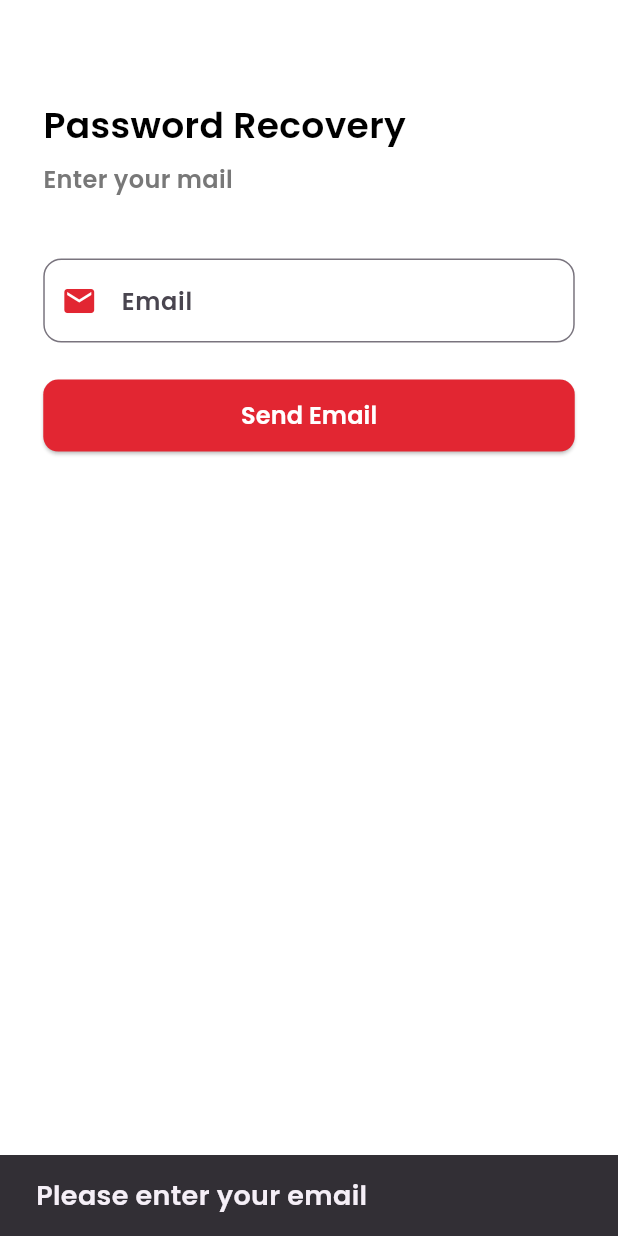
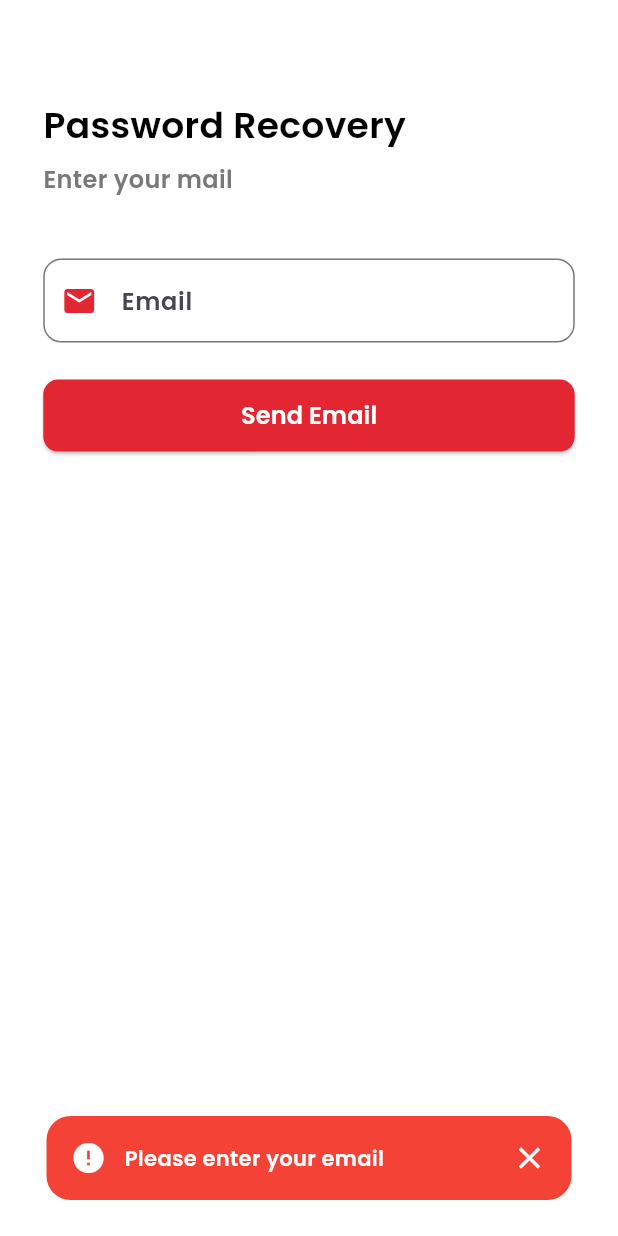
Before and after one commit to mohamedabdelaziz55/restaurant-task, a Flutter app: the ResetPasswordPage screen opened by its route, after a tap on "Send Email", on a phone screen of 412 x 824 dp. Run offline on Flutter 3.47's test engine with Material 3 defaults, Android fonts, the phone set to English and light mode, and no system bars; our stand-ins replace animated_text_kit, curved_navigation_bar, firebase_auth, firebase_core, flutter_riverpod, go_router and 1 more; accounts and stored records are empty.

Commit message:
Reset Password RiverPod

```diff
--- a/lib/core/routes/app_route.dart
+++ b/lib/core/routes/app_route.dart
@@ -1,6 +1,7 @@
 import 'package:go_router/go_router.dart';
 import 'package:res_task/core/Dashboard/presentation/pages/Dashboard/Dashboard.dart';
 import 'package:res_task/features/auth/presentation/pages/login.dart';
+import 'package:res_task/features/wallet/presentation/page/wallet_page.dart';
 import '../../features/auth/presentation/pages/reset_password.dart';
 import '../../features/splash/presentation/page/on_boarding_screen.dart';
 import '../../features/auth/presentation/pages/sign_up.dart';
@@ -18,25 +19,28 @@ abstract class AppRouter {
   static const kReset = '/resetPassword';
   static const kDashboard = '/dashBoard';
   static const kProductDetailsPage = '/productDetails';
+  static const kWalletPage = '/productDetails';
+
 
   static final router = GoRouter(
     initialLocation: kSplash,
     routes: [
+      GoRoute(path: kSplash, builder: (context, state) => SecondPage()),
       GoRoute(
         path: kOnBoarding,
         builder: (context, state) => const OnBoardingScreen(),
       ),
-      GoRoute(path: kSplash, builder: (context, state) => SecondPage()),
+      GoRoute(path: kLogin, builder: (context, state) => const Login()),
+      GoRoute(path: kSignUp, builder: (context, state) => const SignUp()),
+      GoRoute(
+        path: kReset,
+        builder: (context, state) => const ResetPasswordPage(),
+      ),
       GoRoute(
         path: kDashboard,
         builder: (context, state) => const DashboardScreen(),
       ),
-      GoRoute(path: kSignUp, builder: (context, state) => const SignUp()),
       GoRoute(path: kHomePage, builder: (context, state) => const HomePage()),
-      GoRoute(
-        path: kReset,
-        builder: (context, state) => const ResetPasswordPage(),
-      ),
       GoRoute(
         path: kProductDetailsPage,
         builder: (context, state) {
@@ -44,7 +48,10 @@ abstract class AppRouter {
           return ProductDetailsPage(product: product);
         },
       ),
-      GoRoute(path: kLogin, builder: (context, state) => const Login()),
+      GoRoute(
+        path: kWalletPage,
+        builder: (context, state) => const WalletPage(),
+      ),
     ],
   );
 }
--- a/lib/core/utils/assets.dart
+++ b/lib/core/utils/assets.dart
@@ -4,4 +4,5 @@ class AssetsData {
   static const salad = 'assets/images/salad.png';
   static const pizza = 'assets/images/pizza.png';
   static const logo = 'assets/images/logo.png';
+  static const wallet = 'assets/images/wallet.png';
 }
--- a/lib/features/auth/presentation/pages/reset_password.dart
+++ b/lib/features/auth/presentation/pages/reset_password.dart
@@ -3,9 +3,12 @@ import 'package:flutter/material.dart';
 import 'package:go_router/go_router.dart';
 import 'package:res_task/core/routes/app_route.dart';
 import '../../../../core/utils/app_colors.dart';
+import '../../../../core/utils/custom_snack_bar.dart';
 import '../../../../core/utils/styles.dart';
 import 'package:flutter_riverpod/flutter_riverpod.dart';
 import '../river_pod/reset_password/reset_password_river_pod.dart';
+import '../widgets/reset_pass/custom_email_text_field.dart';
+import '../widgets/reset_pass/custom_reset_button.dart';
 
 
 class ResetPasswordPage extends ConsumerWidget {
@@ -19,23 +22,21 @@ class ResetPasswordPage extends ConsumerWidget {
     ref.listen<AsyncValue<void>>(resetPasswordProvider, (prev, next) {
       next.whenOrNull(
         data: (_) {
-          ScaffoldMessenger.of(context).showSnackBar(
-            const SnackBar(
-              content: Text(
-                'Password Reset Email has been sent!',
-                style: TextStyle(fontSize: 18.0),
-              ),
-            ),
+          CustomSnackBar.show(
+            context,
+            colorText: Colors.white,
+            message: 'Password Reset Email has been sent!',
+            backgroundColor: Colors.green,
+            icon: Icons.check_circle,
           );
         },
         error: (err, _) {
-          ScaffoldMessenger.of(context).showSnackBar(
-            SnackBar(
-              content: Text(
-                err.toString(),
-                style: const TextStyle(fontSize: 18.0),
-              ),
-            ),
+          CustomSnackBar.show(
+            context,
+            colorText: Colors.white,
+            message: err.toString(),
+            backgroundColor: Colors.red,
+            icon: Icons.error,
           );
         },
       );
@@ -103,67 +104,3 @@ class ResetPasswordPage extends ConsumerWidget {
     );
   }
 }
-
-
-class CustomEmailTextField extends StatelessWidget {
-  final TextEditingController controller;
-
-  const CustomEmailTextField({super.key, required this.controller});
-
-  @override
-  Widget build(BuildContext context) {
-    return TextField(
-      controller: controller,
-      cursorColor: AppColors.pColor,
-      decoration: InputDecoration(
-        hintText: 'Email',
-        prefixIcon: const Icon(Icons.email, color: AppColors.pColor),
-        border: OutlineInputBorder(
-          borderRadius: BorderRadius.circular(12),
-          borderSide: const BorderSide(color: AppColors.pColor),
-        ),
-        focusedBorder: const OutlineInputBorder(
-          borderSide: BorderSide(color: AppColors.pColor),
-        ),
-      ),
-      style: Styles.textStyle16.copyWith(color: AppColors.black),
-      keyboardType: TextInputType.emailAddress,
-    );
-  }
-}
-
-class CustomResetButton extends StatelessWidget {
-  final VoidCallback onPressed;
-  final bool isLoading;
-
-  const CustomResetButton({
-    super.key,
-    required this.onPressed,
-    this.isLoading = false,
-  });
-
-  @override
-  Widget build(BuildContext context) {
-    return SizedBox(
-      width: double.infinity,
-      height: 48,
-      child: ElevatedButton(
-        onPressed: isLoading ? null : onPressed,
-        style: ElevatedButton.styleFrom(
-          backgroundColor: AppColors.pColor,
-          shape: RoundedRectangleBorder(
-            borderRadius: BorderRadius.circular(10),
-          ),
-        ),
-        child: isLoading
-            ? const CircularProgressIndicator(
-          color: Colors.white,
-        )
-            : Text(
-          'Send Email',
-          style: Styles.textStyle16bold.copyWith(color: AppColors.white),
-        ),
-      ),
-    );
-  }
-}
--- /dev/null
+++ b/lib/features/auth/presentation/widgets/reset_pass/custom_email_text_field.dart
@@ -0,0 +1,31 @@
+import 'package:flutter/material.dart';
+
+import '../../../../../core/utils/app_colors.dart';
+import '../../../../../core/utils/styles.dart';
+
+class CustomEmailTextField extends StatelessWidget {
+  final TextEditingController controller;
+
+  const CustomEmailTextField({super.key, required this.controller});
+
+  @override
+  Widget build(BuildContext context) {
+    return TextField(
+      controller: controller,
+      cursorColor: AppColors.pColor,
+      decoration: InputDecoration(
+        hintText: 'Email',
+        prefixIcon: const Icon(Icons.email, color: AppColors.pColor),
+        border: OutlineInputBorder(
+          borderRadius: BorderRadius.circular(12),
+          borderSide: const BorderSide(color: AppColors.pColor),
+        ),
+        focusedBorder: const OutlineInputBorder(
+          borderSide: BorderSide(color: AppColors.pColor),
+        ),
+      ),
+      style: Styles.textStyle16.copyWith(color: AppColors.black),
+      keyboardType: TextInputType.emailAddress,
+    );
+  }
+}
--- /dev/null
+++ b/lib/features/auth/presentation/widgets/reset_pass/custom_reset_button.dart
@@ -0,0 +1,40 @@
+import 'package:flutter/material.dart';
+
+import '../../../../../core/utils/app_colors.dart';
+import '../../../../../core/utils/styles.dart';
+
+class CustomResetButton extends StatelessWidget {
+  final VoidCallback onPressed;
+  final bool isLoading;
+
+  const CustomResetButton({
+    super.key,
+    required this.onPressed,
+    this.isLoading = false,
+  });
+
+  @override
+  Widget build(BuildContext context) {
+    return SizedBox(
+      width: double.infinity,
+      height: 48,
+      child: ElevatedButton(
+        onPressed: isLoading ? null : onPressed,
+        style: ElevatedButton.styleFrom(
+          backgroundColor: AppColors.pColor,
+          shape: RoundedRectangleBorder(
+            borderRadius: BorderRadius.circular(10),
+          ),
+        ),
+        child: isLoading
+            ? const CircularProgressIndicator(
+          color: Colors.white,
+        )
+            : Text(
+          'Send Email',
+          style: Styles.textStyle16bold.copyWith(color: AppColors.white),
+        ),
+      ),
+    );
+  }
+}
--- a/pubspec.yaml
+++ b/pubspec.yaml
@@ -42,6 +42,7 @@ dependencies:
   cloud_firestore: ^5.6.12
   animated_text_kit: ^4.2.3
   animations: ^2.0.11
+  flutter_stripe: ^11.5.0
 
 dev_dependencies:
   flutter_test:
```
Also changed, not shown: lib/core/Dashboard/presentation/pages/Dashboard/Dashboard.dart (+3 -11 lines), lib/features/wallet/presentation/page/wallet_page.dart (added, +18 -0 lines), lib/features/wallet/presentation/widgets/wallet_page_body.dart (added, +115 -0 lines), pubspec.lock.
